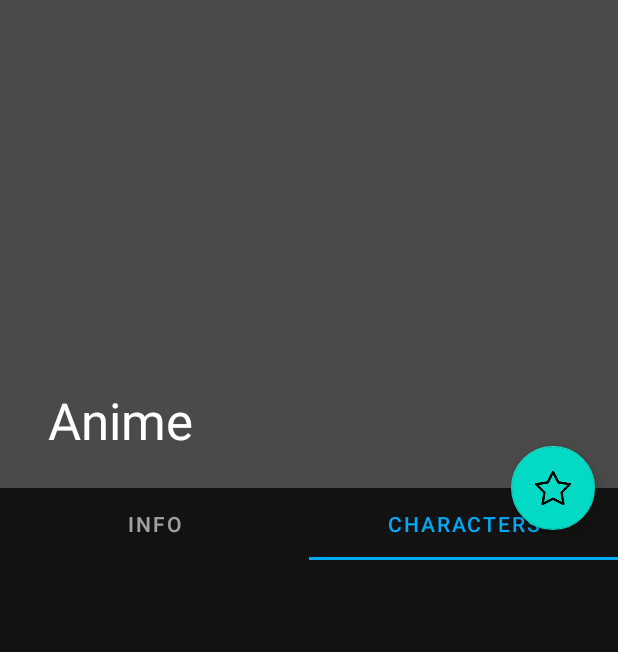
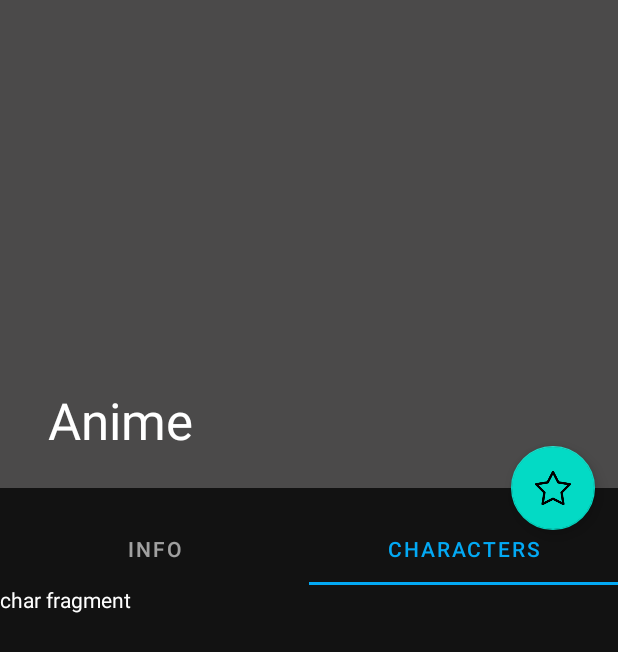
Before and after one commit to Fangzsx/animu-db, an Android app: the AnimeActivity screen opened directly, with no data from a screen before it, tab 2 chosen, on a phone screen of 412 x 824 dp. Shown: the top 652 px of the screen. Run offline under Robolectric (Android 15) with nearby library versions, the phone set to English and light mode, and no system bars; our stand-ins replace sdp/ssp sizes; network calls fail.

Commit message:
add anime activity for showing recommended item clicked

```diff
--- a/app/src/main/java/com/fangzsx/animu_db/adapters/RecommendationsAdapter.kt
+++ b/app/src/main/java/com/fangzsx/animu_db/adapters/RecommendationsAdapter.kt
@@ -1,6 +1,5 @@
 package com.fangzsx.animu_db.adapters
 
-import android.util.Log
 import android.view.LayoutInflater
 import android.view.ViewGroup
 import androidx.recyclerview.widget.AsyncListDiffer
@@ -9,10 +8,11 @@ import androidx.recyclerview.widget.RecyclerView
 import com.bumptech.glide.Glide
 import com.fangzsx.animu_db.databinding.RecommendationItemBinding
 import com.fangzsx.animu_db.models.recommendation.Data
-import com.fangzsx.animu_db.models.recommendation.Entry
 import kotlin.random.Random
 
 class RecommendationsAdapter : RecyclerView.Adapter<RecommendationsAdapter.AnimeViewHolder>() {
+
+    var onItemClick : ((Data) -> Unit)? = null
 
     inner class AnimeViewHolder(val binding : RecommendationItemBinding) : RecyclerView.ViewHolder(binding.root)
 
@@ -46,6 +46,10 @@ class RecommendationsAdapter : RecyclerView.Adapter<RecommendationsAdapter.Anime
             tvRecommendedTitle.text = title
         }
 
+        holder.itemView.setOnClickListener {
+            onItemClick?.invoke(recommendation)
+        }
+
     }
 
     override fun getItemCount(): Int {
--- /dev/null
+++ b/app/src/main/java/com/fangzsx/animu_db/adapters/vp/AnimeViewPagerAdapter.kt
@@ -0,0 +1,28 @@
+package com.fangzsx.animu_db.adapters.vp
+
+import androidx.fragment.app.Fragment
+import androidx.fragment.app.FragmentManager
+import androidx.lifecycle.Lifecycle
+import androidx.viewpager2.adapter.FragmentStateAdapter
+import com.fangzsx.animu_db.ui.fragments.anime.viewpagerfrag.CharFragment
+import com.fangzsx.animu_db.ui.fragments.anime.viewpagerfrag.InfoFragment
+
+class AnimeViewPagerAdapter(fragmentManager: FragmentManager, lifecycle : Lifecycle) : FragmentStateAdapter(fragmentManager, lifecycle) {
+
+    override fun getItemCount(): Int {
+        return 2
+    }
+
+    override fun createFragment(position: Int): Fragment {
+        return when(position){
+            0 -> {
+                InfoFragment()
+            }
+            1 -> {
+                CharFragment()
+            }
+
+            else -> Fragment()
+        }
+    }
+}
--- a/app/src/main/java/com/fangzsx/animu_db/ui/activities/AnimeActivity.kt
+++ b/app/src/main/java/com/fangzsx/animu_db/ui/activities/AnimeActivity.kt
@@ -3,7 +3,9 @@ package com.fangzsx.animu_db.ui.activities
 import androidx.appcompat.app.AppCompatActivity
 import android.os.Bundle
 import android.widget.TabHost
+import com.fangzsx.animu_db.adapters.vp.AnimeViewPagerAdapter
 import com.fangzsx.animu_db.databinding.ActivityAnimeBinding
+import com.google.android.material.tabs.TabLayoutMediator
 
 class AnimeActivity : AppCompatActivity() {
     private lateinit var binding : ActivityAnimeBinding
@@ -14,6 +16,21 @@ class AnimeActivity : AppCompatActivity() {
         binding = ActivityAnimeBinding.inflate(layoutInflater)
         setContentView(binding.root)
 
+        val adapter = AnimeViewPagerAdapter(supportFragmentManager, lifecycle)
+        binding.vpAnime.adapter = adapter
+
+
+
+        TabLayoutMediator(binding.tlInfoChars, binding.vpAnime){ tab, position ->
+            when(position){
+                0 -> {
+                    tab.text = "INFO"
+                }
+                1 -> {
+                    tab.text = "CHARACTERS"
+                }
+            }
+        }.attach()
 
     }
 }
--- a/app/src/main/java/com/fangzsx/animu_db/ui/fragments/AnimeFragment.kt
+++ b/app/src/main/java/com/fangzsx/animu_db/ui/fragments/anime/AnimeFragment.kt
@@ -1,7 +1,7 @@
-package com.fangzsx.animu_db.ui.fragments
+package com.fangzsx.animu_db.ui.fragments.anime
 
+import android.content.Intent
 import android.os.Bundle
-import android.util.Log
 import androidx.fragment.app.Fragment
 import android.view.LayoutInflater
 import android.view.View
@@ -10,6 +10,7 @@ import androidx.lifecycle.ViewModelProvider
 import androidx.recyclerview.widget.LinearLayoutManager
 import com.fangzsx.animu_db.adapters.RecommendationsAdapter
 import com.fangzsx.animu_db.databinding.FragmentAnimeBinding
+import com.fangzsx.animu_db.ui.activities.AnimeActivity
 import com.fangzsx.animu_db.viewmodels.AnimeFragmentViewModel
 
 
@@ -36,9 +37,6 @@ class AnimeFragment : Fragment() {
     override fun onViewCreated(view: View, savedInstanceState: Bundle?) {
         super.onViewCreated(view, savedInstanceState)
 
-
-
-
         setupRecommendationsRecyclerView()
 
 
@@ -51,6 +49,12 @@ class AnimeFragment : Fragment() {
             layoutManager = LinearLayoutManager(activity, LinearLayoutManager.HORIZONTAL, false)
             adapter = recommendationsAdapter
         }
+
+        recommendationsAdapter.onItemClick = {
+            Intent(activity, AnimeActivity::class.java).also {
+                startActivity(it)
+            }
+        }
     }
 
     private fun observeList() {
--- /dev/null
+++ b/app/src/main/java/com/fangzsx/animu_db/ui/fragments/anime/viewpagerfrag/CharFragment.kt
@@ -0,0 +1,26 @@
+package com.fangzsx.animu_db.ui.fragments.anime.viewpagerfrag
+
+import android.os.Bundle
+import androidx.fragment.app.Fragment
+import android.view.LayoutInflater
+import android.view.View
+import android.view.ViewGroup
+import com.fangzsx.animu_db.R
+
+class CharFragment : Fragment() {
+
+
+    override fun onCreate(savedInstanceState: Bundle?) {
+        super.onCreate(savedInstanceState)
+
+    }
+
+    override fun onCreateView(
+        inflater: LayoutInflater, container: ViewGroup?,
+        savedInstanceState: Bundle?
+    ): View? {
+        // Inflate the layout for this fragment
+        return inflater.inflate(R.layout.fragment_char, container, false)
+    }
+
+}
--- /dev/null
+++ b/app/src/main/java/com/fangzsx/animu_db/ui/fragments/anime/viewpagerfrag/InfoFragment.kt
@@ -0,0 +1,20 @@
+package com.fangzsx.animu_db.ui.fragments.anime.viewpagerfrag
+
+import android.os.Bundle
+import androidx.fragment.app.Fragment
+import android.view.LayoutInflater
+import android.view.View
+import android.view.ViewGroup
+import com.fangzsx.animu_db.R
+
+class InfoFragment : Fragment() {
+
+    override fun onCreateView(
+        inflater: LayoutInflater, container: ViewGroup?,
+        savedInstanceState: Bundle?
+    ): View? {
+        // Inflate the layout for this fragment
+        return inflater.inflate(R.layout.fragment_info, container, false)
+    }
+
+}
--- a/app/src/main/res/layout/activity_anime.xml
+++ b/app/src/main/res/layout/activity_anime.xml
@@ -51,19 +51,23 @@
             <com.google.android.material.tabs.TabLayout
                 android:id="@+id/tl_info_chars"
                 android:layout_width="match_parent"
-                android:layout_height="wrap_content"
+                android:layout_height="0dp"
+                android:paddingTop="@dimen/_13sdp"
                 app:layout_constraintTop_toTopOf="parent"
                 app:layout_constraintStart_toStartOf="parent"
                 app:layout_constraintEnd_toEndOf="parent">
-                <com.google.android.material.tabs.TabItem
-                    android:layout_width="wrap_content"
-                    android:layout_height="wrap_content"
-                    android:text="Info"/>
-                <com.google.android.material.tabs.TabItem
-                    android:layout_width="wrap_content"
-                    android:layout_height="wrap_content"
-                    android:text="Characters"/>
+
             </com.google.android.material.tabs.TabLayout>
+
+            <androidx.viewpager2.widget.ViewPager2
+                android:id="@+id/vp_anime"
+                android:layout_width="match_parent"
+                android:layout_height="match_parent"
+                app:layout_constraintTop_toBottomOf="@id/tl_info_chars"
+                app:layout_constraintStart_toStartOf="parent"
+                app:layout_constraintEnd_toEndOf="parent"
+                app:layout_constraintBottom_toBottomOf="parent"
+                app:layout_constraintHorizontal_bias="0.5"/>
 
         </androidx.constraintlayout.widget.ConstraintLayout>
 
--- a/app/src/main/res/layout/fragment_anime.xml
+++ b/app/src/main/res/layout/fragment_anime.xml
@@ -4,7 +4,7 @@
     android:layout_width="match_parent"
     android:layout_height="match_parent"
     xmlns:app="http://schemas.android.com/apk/res-auto"
-    tools:context=".ui.fragments.AnimeFragment"
+    tools:context=".ui.fragments.anime.AnimeFragment"
     android:background="@color/black">
 
     <androidx.core.widget.NestedScrollView
--- /dev/null
+++ b/app/src/main/res/layout/fragment_char.xml
@@ -0,0 +1,15 @@
+<?xml version="1.0" encoding="utf-8"?>
+<FrameLayout xmlns:android="http://schemas.android.com/apk/res/android"
+    xmlns:tools="http://schemas.android.com/tools"
+    android:layout_width="match_parent"
+    android:layout_height="match_parent"
+    tools:context=".ui.fragments.anime.viewpagerfrag.CharFragment">
+
+    <!-- TODO: Update blank fragment layout -->
+    <TextView
+        android:layout_width="match_parent"
+        android:layout_height="match_parent"
+        android:text="char fragment"
+        android:textColor="@color/white"/>
+
+</FrameLayout>
--- /dev/null
+++ b/app/src/main/res/layout/fragment_info.xml
@@ -0,0 +1,15 @@
+<?xml version="1.0" encoding="utf-8"?>
+<FrameLayout xmlns:android="http://schemas.android.com/apk/res/android"
+    xmlns:tools="http://schemas.android.com/tools"
+    android:layout_width="match_parent"
+    android:layout_height="match_parent"
+    tools:context=".ui.fragments.anime.viewpagerfrag.InfoFragment">
+
+    <!-- TODO: Update blank fragment layout -->
+    <TextView
+        android:layout_width="match_parent"
+        android:layout_height="match_parent"
+        android:text="info frag"
+        android:textColor="@color/white"/>
+
+</FrameLayout>
--- a/app/src/main/res/navigation/nav_graph.xml
+++ b/app/src/main/res/navigation/nav_graph.xml
@@ -7,7 +7,7 @@
 
     <fragment
         android:id="@+id/animeFragment"
-        android:name="com.fangzsx.animu_db.ui.fragments.AnimeFragment"
+        android:name="com.fangzsx.animu_db.ui.fragments.anime.AnimeFragment"
         android:label="fragment_anime"
         tools:layout="@layout/fragment_anime" />
     <fragment
```
